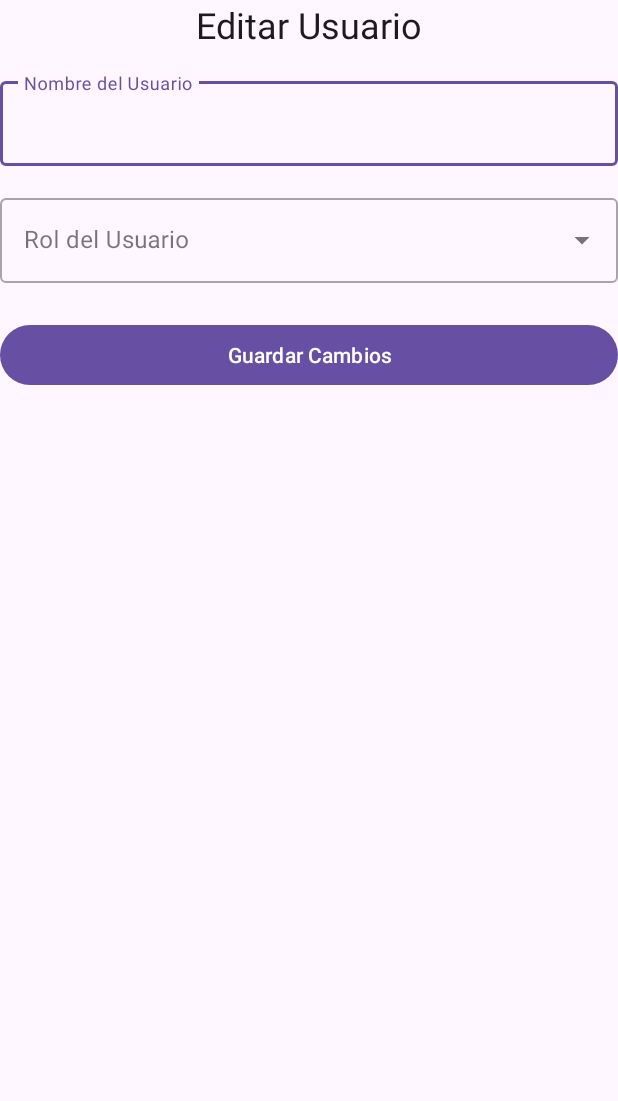
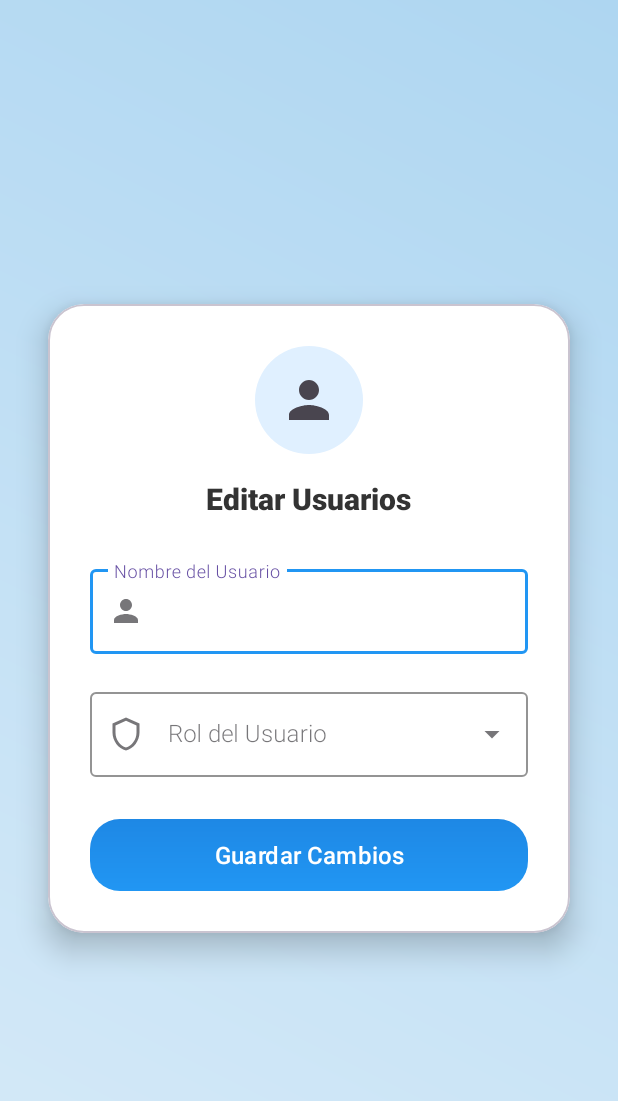
Before and after one commit to yojans-gab/FianzasSB, an Android app: the EditarUsuarioActivity screen opened directly, with no data from a screen before it, on a phone screen of 412 x 824 dp. Shown: the top 1101 px of the screen. Run offline under Robolectric (Android 15) with nearby library versions, the phone set to English and light mode, and no system bars; our stand-ins replace Firebase (no records; nobody signed in at launch, a user with empty details on screens opened directly); 1 statement that could not run was skipped.

Commit message:
Diseño Terminado Editar Usuarios

```diff
--- /dev/null
+++ b/app/src/main/res/drawable/boton_editar_usuario.xml
@@ -0,0 +1,12 @@
+<?xml version="1.0" encoding="utf-8"?>
+<shape xmlns:android="http://schemas.android.com/apk/res/android"
+    android:shape="rectangle">
+
+    <corners android:radius="20dp" />
+
+    <gradient
+        android:angle="90"
+        android:startColor="@color/azul_principal"
+        android:endColor="@color/azul_ripple"
+        android:type="linear" />
+</shape>
--- /dev/null
+++ b/app/src/main/res/drawable/fondo_gradiente_moderno.xml
@@ -0,0 +1,10 @@
+<?xml version="1.0" encoding="utf-8"?>
+<shape xmlns:android="http://schemas.android.com/apk/res/android"
+    android:shape="rectangle">
+
+    <gradient
+        android:angle="45"
+        android:startColor="@color/gradiente_inicio"
+        android:endColor="@color/gradiente_fin"
+        android:type="linear" />
+</shape>
--- /dev/null
+++ b/app/src/main/res/drawable/fondo_icono_circular.xml
@@ -0,0 +1,4 @@
+<shape xmlns:android="http://schemas.android.com/apk/res/android"
+    android:shape="oval">
+    <solid android:color="#E0F0FF" />
+</shape>
--- /dev/null
+++ b/app/src/main/res/drawable/ic_person.xml
@@ -0,0 +1,10 @@
+<vector xmlns:android="http://schemas.android.com/apk/res/android"
+    android:width="24dp"
+    android:height="24dp"
+    android:viewportWidth="24"
+    android:viewportHeight="24"
+    android:tint="?attr/colorControlNormal">
+    <path
+        android:fillColor="@android:color/black"
+        android:pathData="M12,12c2.21,0 4,-1.79 4,-4s-1.79,-4 -4,-4 -4,1.79 -4,4 1.79,4 4,4zM12,14c-2.67,0 -8,1.34 -8,4v2h16v-2c0,-2.66 -5.33,-4 -8,-4z"/>
+</vector>
--- /dev/null
+++ b/app/src/main/res/drawable/ic_security.xml
@@ -0,0 +1,10 @@
+<vector xmlns:android="http://schemas.android.com/apk/res/android"
+    android:width="24dp"
+    android:height="24dp"
+    android:viewportWidth="24"
+    android:viewportHeight="24"
+    android:tint="?attr/colorControlNormal">
+    <path
+        android:fillColor="@android:color/black"
+        android:pathData="M12,1L3,5v6c0,5.55 3.84,10.74 9,12 5.16,-1.26 9,-6.45 9,-12V5l-9,-4zM12,21c-3.87,-1.17 -7,-5.18 -7,-10V6.3l7,-3.11 7,3.11V11c0,4.82 -3.13,8.83 -7,10z"/>
+</vector>
--- a/app/src/main/res/layout/activity_editar_usuario.xml
+++ b/app/src/main/res/layout/activity_editar_usuario.xml
@@ -5,76 +5,108 @@
     android:id="@+id/main"
     android:layout_width="match_parent"
     android:layout_height="match_parent"
+    android:background="@drawable/fondo_gradiente_moderno"
     tools:context=".Administrador.EditarUsuarioActivity">
 
+    <!-- estilo login -->
+    <com.google.android.material.card.MaterialCardView
+        android:id="@+id/cardFormulario"
+        android:layout_width="0dp"
+        android:layout_height="wrap_content"
+        android:layout_margin="32dp"
+        app:cardCornerRadius="24dp"
+        app:cardElevation="12dp"
+        app:cardBackgroundColor="@color/blanco"
+        app:layout_constraintTop_toTopOf="parent"
+        app:layout_constraintBottom_toBottomOf="parent"
+        app:layout_constraintStart_toStartOf="parent"
+        app:layout_constraintEnd_toEndOf="parent">
+
+        <LinearLayout
+            android:layout_width="match_parent"
+            android:layout_height="wrap_content"
+            android:orientation="vertical"
+            android:gravity="center_horizontal"
+            android:padding="28dp">
+
+            <!-- Icono circular arriba -->
+            <ImageView
+                android:id="@+id/ivUsuarioIcono"
+                android:layout_width="72dp"
+                android:layout_height="72dp"
+                android:src="@drawable/ic_person"
+                android:background="@drawable/fondo_icono_circular"
+                android:padding="16dp"
+                android:layout_marginBottom="16dp" />
+
+
+
+            <!-- Campo Nombre -->
             <TextView
                 android:id="@+id/tvTituloEditar"
                 android:layout_width="wrap_content"
                 android:layout_height="wrap_content"
-        android:text="Editar Usuario"
-        android:textAppearance="?attr/textAppearanceHeadline5"
-        app:layout_constraintTop_toTopOf="parent"
-        app:layout_constraintStart_toStartOf="parent"
-        app:layout_constraintEnd_toEndOf="parent" />
+                android:layout_marginBottom="28dp"
+                android:fontFamily="sans-serif-medium"
+                android:text="Editar Usuarios"
+                android:textColor="@color/gris_oscuro"
+                android:textSize="20sp"
+                android:textStyle="bold" />
 
             <com.google.android.material.textfield.TextInputLayout
                 android:id="@+id/tilNombreUsuario"
                 style="@style/Widget.MaterialComponents.TextInputLayout.OutlinedBox"
-        android:layout_width="0dp"
+                android:layout_width="match_parent"
                 android:layout_height="wrap_content"
-        android:layout_marginTop="16dp"
                 android:hint="Nombre del Usuario"
-        app:layout_constraintTop_toBottomOf="@id/tvTituloEditar"
-        app:layout_constraintStart_toStartOf="parent"
-        app:layout_constraintEnd_toEndOf="parent">
+                app:startIconDrawable="@drawable/ic_person"
+                app:boxStrokeColor="@color/azul_principal">
 
                 <com.google.android.material.textfield.TextInputEditText
                     android:id="@+id/etNombreUsuarioEditar"
                     android:layout_width="match_parent"
                     android:layout_height="wrap_content"
-            android:inputType="textPersonName" />
+                    android:inputType="textPersonName"
+                    android:textColor="@color/gris_texto"
+                    android:fontFamily="sans-serif-light" />
             </com.google.android.material.textfield.TextInputLayout>
 
-    <com.google.android.material.textfield.TextInputLayout
-        android:id="@+id/tilCorreoUsuario"
-        style="@style/Widget.MaterialComponents.TextInputLayout.OutlinedBox"
-        android:layout_width="0dp"
-        android:layout_height="wrap_content"
-        android:layout_marginTop="8dp"
-        android:hint="Correo del Usuario (No editable)"
-        app:layout_constraintTop_toBottomOf="@id/tilNombreUsuario"
-        app:layout_constraintStart_toStartOf="parent"
-        app:layout_constraintEnd_toEndOf="parent">
-    </com.google.android.material.textfield.TextInputLayout>
-
-
+            <!-- Campo Rol -->
             <com.google.android.material.textfield.TextInputLayout
                 android:id="@+id/tilRolUsuario"
                 style="@style/Widget.MaterialComponents.TextInputLayout.OutlinedBox.ExposedDropdownMenu"
-        android:layout_width="0dp"
+                android:layout_width="match_parent"
                 android:layout_height="wrap_content"
-        android:layout_marginTop="8dp"
+                android:layout_marginTop="20dp"
                 android:hint="Rol del Usuario"
-        app:layout_constraintTop_toBottomOf="@id/tilCorreoUsuario"
-        app:layout_constraintStart_toStartOf="parent"
-        app:layout_constraintEnd_toEndOf="parent">
+                app:startIconDrawable="@drawable/ic_security"
+                app:boxStrokeColor="@color/azul_principal">
 
                 <AutoCompleteTextView
                     android:id="@+id/actvRolUsuarioEditar"
                     android:layout_width="match_parent"
                     android:layout_height="wrap_content"
-            android:inputType="none" />
+                    android:inputType="none"
+                    android:textColor="@color/gris_texto"
+                    android:fontFamily="sans-serif-light" />
             </com.google.android.material.textfield.TextInputLayout>
 
+            <!-- Botón -->
+            <com.google.android.material.button.MaterialButton
+                android:id="@+id/btnGuardarCambios"
+                android:layout_width="match_parent"
+                android:layout_height="wrap_content"
+                android:layout_marginTop="28dp"
+                android:text="Guardar Cambios"
+                android:textAllCaps="false"
+                android:textSize="16sp"
+                android:textColor="@color/blanco"
+                android:fontFamily="sans-serif-medium"
+                android:background="@drawable/boton_editar_usuario"
+                app:cornerRadius="20dp"
+                app:backgroundTint="@null"/>
 
-    <Button
-        android:id="@+id/btnGuardarCambios"
-        android:layout_width="0dp"
-        android:layout_height="wrap_content"
-        android:layout_marginTop="24dp"
-        android:text="Guardar Cambios"
-        app:layout_constraintTop_toBottomOf="@id/tilRolUsuario"
-        app:layout_constraintStart_toStartOf="parent"
-        app:layout_constraintEnd_toEndOf="parent" />
+        </LinearLayout>
+    </com.google.android.material.card.MaterialCardView>
 
 </androidx.constraintlayout.widget.ConstraintLayout>
--- /dev/null
+++ b/app/src/main/res/values/colores.xml
@@ -0,0 +1,18 @@
+<?xml version="1.0" encoding="utf-8"?>
+<resources>
+    <!-- Colores principales -->
+    <color name="azul_principal">#2196F3</color> <!-- Azul moderno -->
+    <color name="blanco">#FFFFFF</color>
+    <color name="blanco_tarjeta">#FAFAFA</color>
+
+    <!-- Tonos de gris -->
+    <color name="gris_texto">#757575</color>   <!-- Gris medio para inputs -->
+    <color name="gris_oscuro">#333333</color> <!-- Gris oscuro para títulos -->
+
+    <!-- Colores degradados -->
+    <color name="gradiente_inicio">#D6EAF8</color> <!-- Azul pastel claro -->
+    <color name="gradiente_fin">#AED6F1</color>    <!-- Celeste pastel -->
+
+    <!-- Para ripple y efectos -->
+    <color name="azul_ripple">#1E88E5</color>
+</resources>
```
Lines whose indentation alone changed are shown as unchanged.
